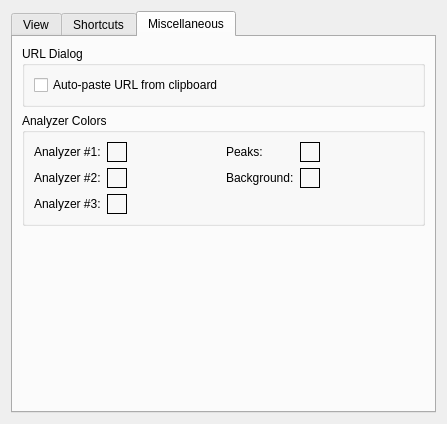
Before: the Qt Designer form qmmp-plugin-pack/src/Ui/qsui/forms/qsuisettings.ui in djdron/qmmp, drawn with Qt 5.
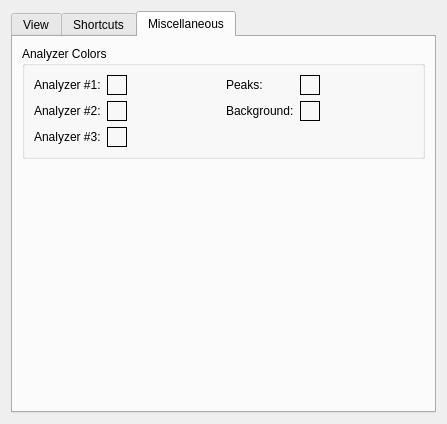
After: the same form once the commit is applied. The open tabs and pages were chosen to show the change. Custom widgets are drawn as their Qt base class.

Commit message: qsui: removed url dialog settings

```diff
--- a/qmmp-plugin-pack/src/Ui/qsui/forms/qsuisettings.ui
+++ b/qmmp-plugin-pack/src/Ui/qsui/forms/qsuisettings.ui
@@ -258,22 +258,6 @@
        <string>Miscellaneous</string>
       </attribute>
       <layout class="QVBoxLayout" name="verticalLayout_3">
-       <item>
-        <widget class="QGroupBox" name="groupBox_3">
-         <property name="title">
-          <string>URL Dialog</string>
-         </property>
-         <layout class="QVBoxLayout" name="verticalLayout_2">
-          <item>
-           <widget class="QCheckBox" name="clipboardCheckBox">
-            <property name="text">
-             <string>Auto-paste URL from clipboard</string>
-            </property>
-           </widget>
-          </item>
-         </layout>
-        </widget>
-       </item>
        <item>
         <widget class="QGroupBox" name="groupBox_4">
          <property name="title">
```
The commit also changes 20 other files.
